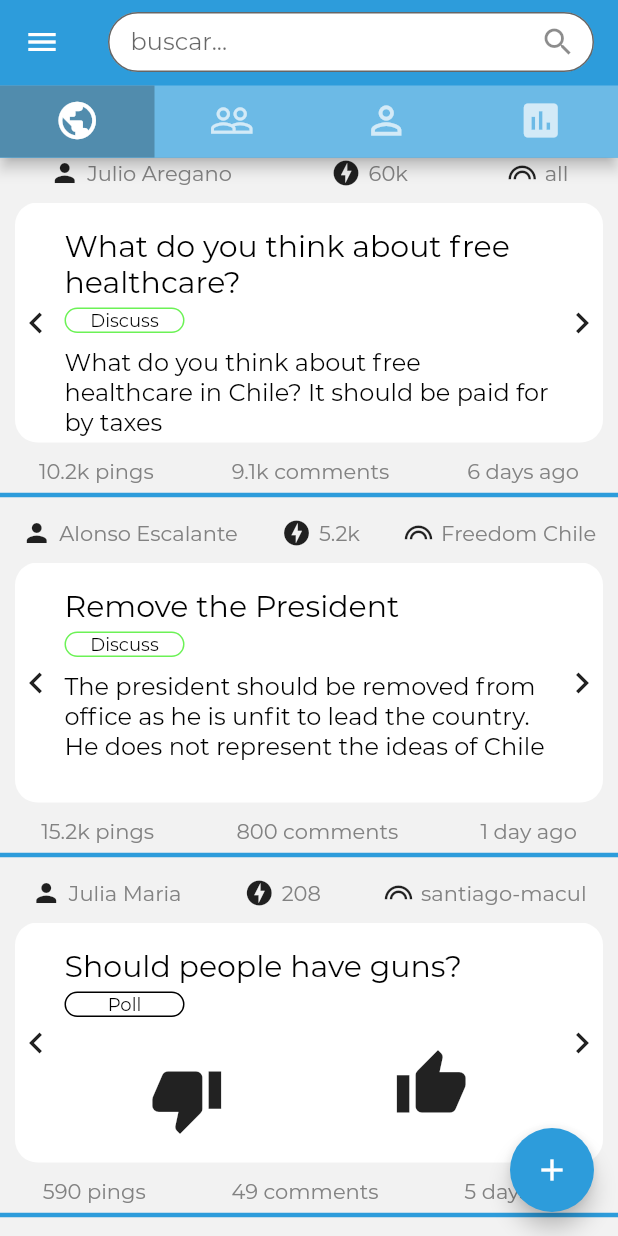
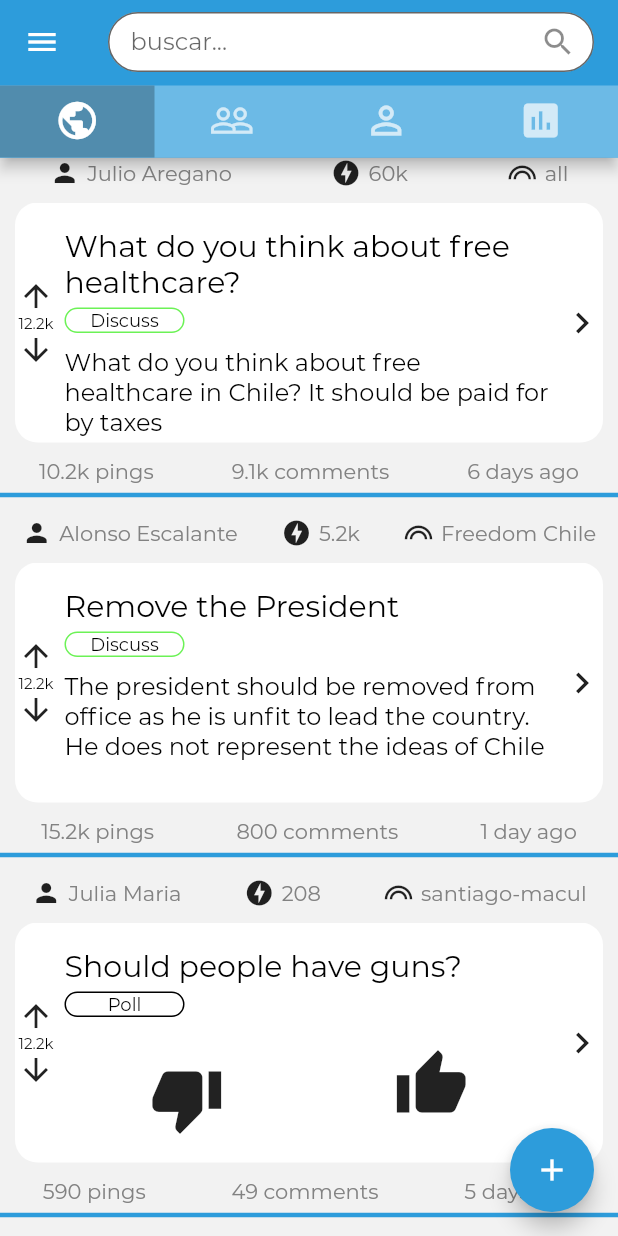
Before and after one commit to benjaminykim/cibic-mobile, a Flutter app: the screen it shows after launch, on a phone screen of 412 x 824 dp. Run offline on Flutter 3.47's test engine with Material 2 defaults, Android fonts, the phone set to English and light mode, and no system bars; project files that could hold a hidden picture were left out.

Commit message:
add handling for card view modularity, arrow button and voting

```diff
--- a/lib/constants.dart
+++ b/lib/constants.dart
@@ -8,6 +8,10 @@ const CARD_DIVIDER = Color(0xff2D9CDB);
 const LABEL_PROPOSAL_COLOR = Color(0xff2d9cdb);
 const LABEL_DISCUSS_COLOR = Color(0xff6cf256);
 const LABEL_POLL_COLOR = Color(0xff000000);
+const CARD_DEFAULT = 0;
+const CARD_COMMENT = 1;
+const CARD_LAST = 2;
+const CARD_POLL = 3;
 
 ThemeData get cibicTheme {
   return ThemeData(
--- /dev/null
+++ b/lib/widgets/VotingView.dart
@@ -0,0 +1,22 @@
+import 'package:flutter/material.dart';
+
+class VotingView extends StatelessWidget {
+  @override
+  Widget build(BuildContext context) {
+    return Container(
+        width: 28,
+        child: Column(
+          crossAxisAlignment: CrossAxisAlignment.center,
+          mainAxisSize: MainAxisSize.min,
+          children: <Widget>[
+            Icon(Icons.arrow_upward),
+            Text("12.2k",
+                style: TextStyle(
+                  fontSize: 10,
+                  color: Colors.black,
+                )),
+            Icon(Icons.arrow_downward),
+          ],
+        ));
+  }
+}
--- a/lib/widgets/activity_card/CardViewScroll.dart
+++ b/lib/widgets/activity_card/CardViewScroll.dart
@@ -1,6 +1,7 @@
 import 'package:flutter/material.dart';
 
 import './card_view/CardView.dart';
+import '../../constants.dart';
 
 class CardViewScroll extends StatelessWidget {
   final Map<String, String> data;
@@ -15,9 +16,9 @@ class CardViewScroll extends StatelessWidget {
       child: ListView(
         scrollDirection: Axis.horizontal,
         children: <Widget>[
-          CardView(data['title'], data['label'], data['text']),
-          CardView(data['title'], data['label'], data['text']),
-          CardView(data['title'], data['label'], data['text']),
+          CardView(data['title'], data['label'], data['text'], CARD_DEFAULT),
+          CardView(data['title'], data['label'], data['text'], CARD_COMMENT),
+          CardView(data['title'], data['label'], data['text'], CARD_LAST),
         ],
       ),
     );
--- /dev/null
+++ b/lib/widgets/activity_card/card_view/CardContents.dart
@@ -0,0 +1,84 @@
+import 'package:flutter/material.dart';
+
+import '../../../constants.dart';
+
+class CardContents extends StatelessWidget {
+  final String title;
+  final String label;
+  final String text;
+  final int mode;
+  final Map<String, Color> labelColorPicker = {
+    'Proposal': LABEL_PROPOSAL_COLOR,
+    'Discuss': LABEL_DISCUSS_COLOR,
+    'Poll': LABEL_POLL_COLOR,
+  };
+
+  CardContents(this.title, this.label, this.text, this.mode);
+
+  @override
+  Widget build(BuildContext context) {
+    return SizedBox(
+      width: MediaQuery.of(context).size.width - 20 - 56,
+      child: Padding(
+        padding: const EdgeInsets.fromLTRB(5, 0, 5, 0),
+        child: Column(
+          crossAxisAlignment: CrossAxisAlignment.start,
+          children: <Widget>[
+            // title
+            Padding(
+              padding: const EdgeInsets.fromLTRB(0, 17, 0, 5),
+              child: Text(
+                title,
+                style: TextStyle(
+                  color: Colors.black,
+                  fontSize: 20,
+                  fontWeight: FontWeight.w400,
+                ),
+              ),
+            ),
+            // Label
+            Padding(
+              padding: const EdgeInsets.fromLTRB(0, 0, 0, 10),
+              child: Container(
+                width: 80,
+                child: Center(
+                  child: Text(
+                    label,
+                    style: TextStyle(
+                      color: Colors.black,
+                      fontSize: 12,
+                      fontWeight: FontWeight.w300,
+                    ),
+                  ),
+                ),
+                decoration: BoxDecoration(
+                    border: Border.all(color: labelColorPicker[label]),
+                    borderRadius: BorderRadius.circular(20)),
+              ),
+            ),
+            // Content
+            ((label == "Poll")
+                ? (Row(
+                    mainAxisAlignment: MainAxisAlignment.spaceAround,
+                    children: <Widget>[
+                      Padding(
+                        padding: const EdgeInsets.only(top: 20),
+                        child: Icon(Icons.thumb_down, size: 50),
+                      ),
+                      Icon(Icons.thumb_up, size: 50)
+                    ],
+                  ))
+                : Text(
+                    text,
+                    style: TextStyle(
+                      color: Colors.black,
+                      fontSize: 16,
+                      fontWeight: FontWeight.w300,
+                    ),
+                  ))
+          ],
+        ),
+      ),
+    );
+  }
+}
--- /dev/null
+++ b/lib/widgets/activity_card/card_view/CardSideLeft.dart
@@ -0,0 +1,21 @@
+import 'package:flutter/material.dart';
+
+import '../../../constants.dart';
+import '../../VotingView.dart';
+
+class CardSideLeft extends StatelessWidget {
+  final int mode;
+
+  CardSideLeft(this.mode);
+  @override
+  Widget build(BuildContext context) {
+    if (mode == CARD_DEFAULT) {
+      return VotingView();
+    } else if (mode == CARD_POLL) {
+      // none
+      return Container();
+    } else {
+      return Icon(Icons.keyboard_arrow_left, size: 28);
+    }
+  }
+}
--- /dev/null
+++ b/lib/widgets/activity_card/card_view/CardSideRight.dart
@@ -0,0 +1,16 @@
+import 'package:flutter/material.dart';
+
+import '../../../constants.dart';
+
+class CardSideRight extends StatelessWidget {
+  final int mode;
+
+  CardSideRight(this.mode);
+  @override
+  Widget build(BuildContext context) {
+    if (mode == CARD_POLL || mode == CARD_LAST) {
+      return Container();
+    } else
+    return Icon(Icons.keyboard_arrow_right, size: 28);
+  }
+}
--- a/lib/widgets/activity_card/card_view/CardView.dart
+++ b/lib/widgets/activity_card/card_view/CardView.dart
@@ -1,18 +1,18 @@
 import 'package:flutter/material.dart';
 
 import '../../../constants.dart';
+import './CardSideLeft.dart';
+import './CardSideRight.dart';
+import './CardContents.dart';
 
 class CardView extends StatelessWidget {
   final String title;
   final String label;
   final String text;
-  final Map<String, Color> labelColorPicker = {
-    'Proposal': LABEL_PROPOSAL_COLOR,
-    'Discuss': LABEL_DISCUSS_COLOR,
-    'Poll': LABEL_POLL_COLOR,
-  };
+  final int mode;
 
-  CardView(this.title, this.label, this.text);
+
+  CardView(this.title, this.label, this.text, this.mode);
 
   @override
   Widget build(BuildContext context) {
@@ -29,74 +29,11 @@ class CardView extends StatelessWidget {
           mainAxisAlignment: MainAxisAlignment.spaceBetween,
           children: <Widget>[
             //left
-            Icon(Icons.keyboard_arrow_left, size: 28),
+            CardSideLeft(mode),
             //center
-            SizedBox(
-              width: MediaQuery.of(context).size.width - 20 - 56,
-              child: Padding(
-                padding: const EdgeInsets.fromLTRB(5, 0, 5, 0),
-                child: Column(
-                  crossAxisAlignment: CrossAxisAlignment.start,
-                  children: <Widget>[
-                    // title
-                    Padding(
-                      padding: const EdgeInsets.fromLTRB(0, 17, 0, 5),
-                      child: Text(
-                        title,
-                        style: TextStyle(
-                          color: Colors.black,
-                          fontSize: 20,
-                          fontWeight: FontWeight.w400,
-                        ),
-                      ),
-                    ),
-                    // Label
-                    Padding(
-                      padding: const EdgeInsets.fromLTRB(0, 0, 0, 10),
-                      child: Container(
-                        width: 80,
-                        child: Center(
-                          child: Text(
-                            label,
-                            style: TextStyle(
-                              color: Colors.black,
-                              fontSize: 12,
-                              fontWeight: FontWeight.w300,
-                            ),
-                          ),
-                        ),
-                        decoration: BoxDecoration(
-                            border:
-                                Border.all(color: labelColorPicker[label]),
-                            borderRadius: BorderRadius.circular(20)),
-                      ),
-                    ),
-                    // Content
-                    ((label == "Poll")
-                        ? (Row(
-                            mainAxisAlignment: MainAxisAlignment.spaceAround,
-                            children: <Widget>[
-                              Padding(
-                                padding: const EdgeInsets.only(top: 20),
-                                child: Icon(Icons.thumb_down, size: 50),
-                              ),
-                              Icon(Icons.thumb_up, size: 50)
-                            ],
-                          ))
-                        : Text(
-                            text,
-                            style: TextStyle(
-                              color: Colors.black,
-                              fontSize: 16,
-                              fontWeight: FontWeight.w300,
-                            ),
-                          ))
-                  ],
-                ),
-              ),
-            ),
+            CardContents(title, label, text, mode),
             // right
-            Icon(Icons.keyboard_arrow_right, size: 28),
+            CardSideRight(mode),
           ],
         ),
       ),
```
